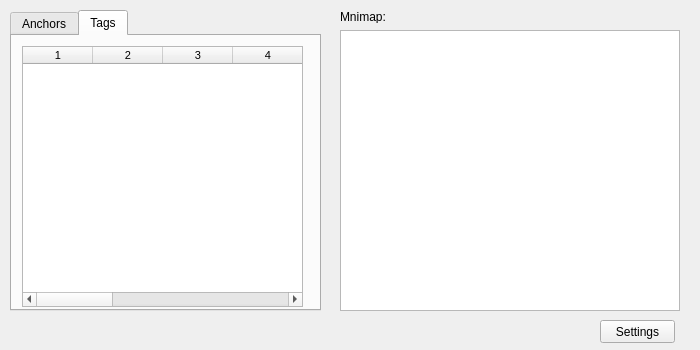
Qt form Software/decawave/The source aangepast/views/GraphicsWidget.ui (JipMuskens/TREK) before a commit.
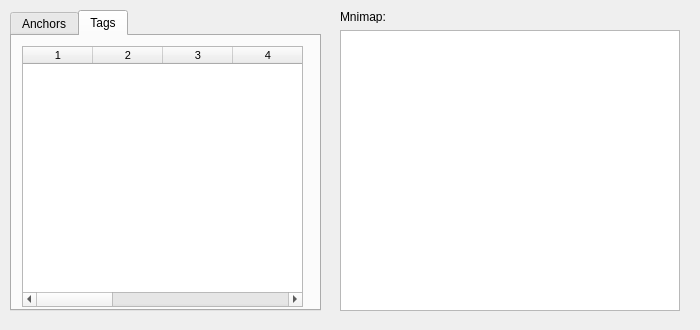
The same form after that commit. Custom widgets are drawn as their Qt base class.

```diff
--- a/Software/decawave/The source aangepast/views/GraphicsWidget.ui
+++ b/Software/decawave/The source aangepast/views/GraphicsWidget.ui
@@ -7,13 +7,13 @@
     <x>0</x>
     <y>0</y>
     <width>700</width>
-    <height>350</height>
+    <height>330</height>
    </rect>
   </property>
   <property name="maximumSize">
    <size>
     <width>700</width>
-    <height>350</height>
+    <height>330</height>
    </size>
   </property>
   <property name="windowTitle">
@@ -229,19 +229,6 @@
     <string>Mnimap:</string>
    </property>
   </widget>
-  <widget class="QPushButton" name="BTSettings">
-   <property name="geometry">
-    <rect>
-     <x>600</x>
-     <y>320</y>
-     <width>75</width>
-     <height>23</height>
-    </rect>
-   </property>
-   <property name="text">
-    <string>Settings</string>
-   </property>
-  </widget>
  </widget>
  <customwidgets>
   <customwidget>
```
